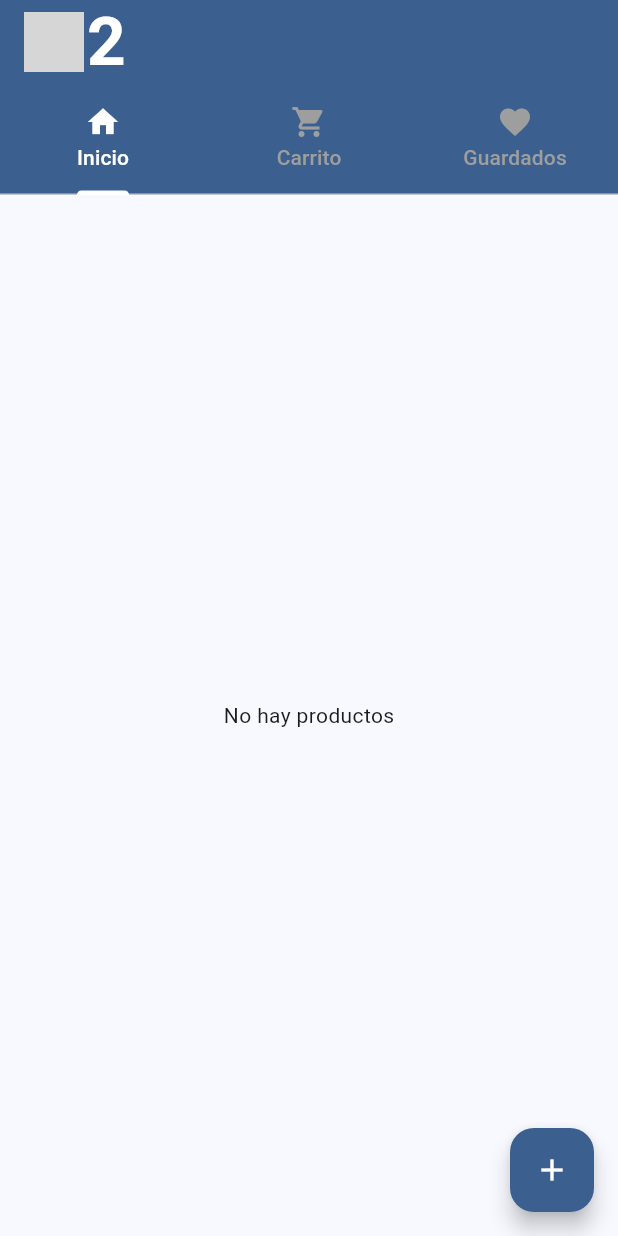
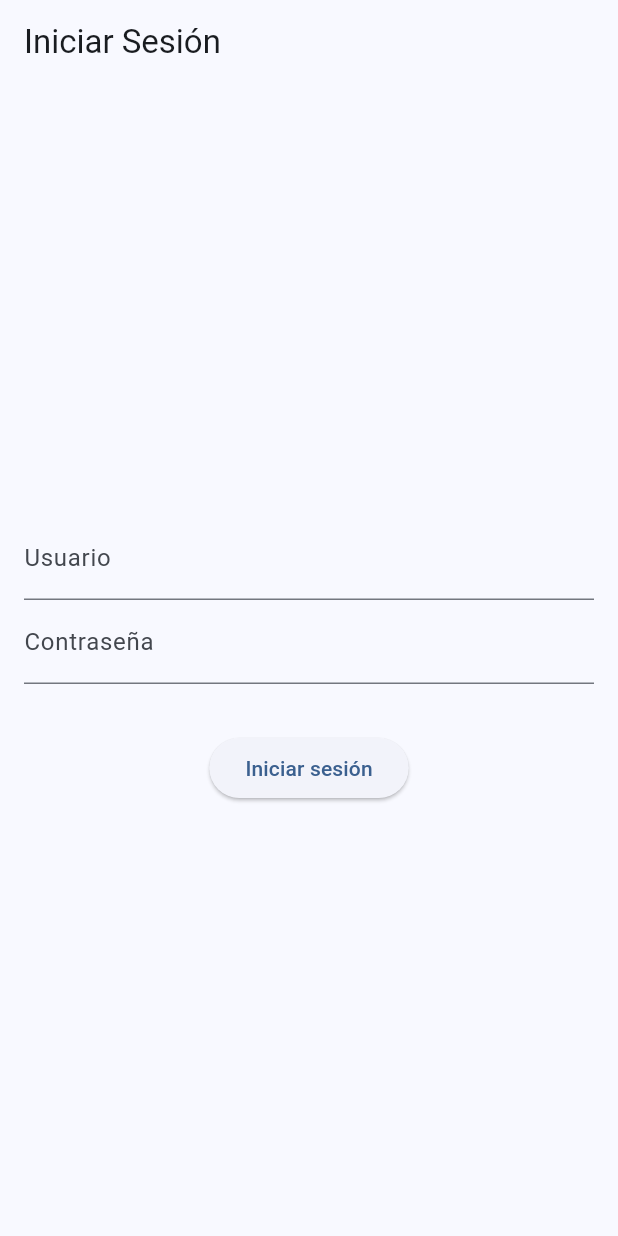
Before and after one commit to saulpena636/tienda_app, a Flutter app: the screen it shows after launch, on a phone screen of 412 x 824 dp. Run offline on Flutter 3.47's test engine with Material 3 defaults, Android fonts, the phone set to English and light mode, and no system bars; accounts and stored records are empty; grey boxes are pictures that could not be loaded.

Commit message:
feat: inicio de sesion funcionando

```diff
--- a/lib/main.dart
+++ b/lib/main.dart
@@ -4,6 +4,7 @@ import 'package:tienda_app/providers/product_providers.dart';
 import 'package:tienda_app/screens/favorites_screen.dart';
 import 'package:tienda_app/screens/cart_screen.dart';
 import 'package:tienda_app/screens/home_screen.dart';
+import 'package:tienda_app/screens/login_screen.dart'; // Asegúrate de tener este archivo
 
 void main() {
   runApp(const MyApp());
@@ -12,21 +13,30 @@ void main() {
 class MyApp extends StatelessWidget {
   const MyApp({super.key});
 
-  // This widget is the root of your application.
   @override
   Widget build(BuildContext context) {
     return MultiProvider(
-      providers: [ChangeNotifierProvider(create: (_) => ProductProviders())],
-      child: MaterialApp(
+      providers: [
+        ChangeNotifierProvider(create: (_) => AuthProvider()),
+        ChangeNotifierProvider(create: (_) => ProductProviders()),
+      ],
+      child: Consumer<AuthProvider>(
+        builder: (context, authProvider, _) {
+          return MaterialApp(
             title: 'Tienda',
             theme: ThemeData(
               colorScheme: ColorScheme.fromSeed(
                 seedColor: Color.fromARGB(0, 77, 160, 255),
-          ), // Azul como base
-          useMaterial3: true, // O false si estás usando Material 2
               ),
-        home: Tienda(),
+              useMaterial3: true,
+            ),
+            home:
+                authProvider.isAuthenticated
+                    ? const Tienda()
+                    : const LoginScreen(),
             debugShowCheckedModeBanner: false,
+          );
+        },
       ),
     );
   }
@@ -63,20 +73,18 @@ class Tienda extends StatelessWidget {
               ),
             ],
           ),
-
-          bottom: TabBar(
+          bottom: const TabBar(
             indicatorColor: Colors.white,
             labelColor: Colors.white,
             unselectedLabelColor: Colors.grey,
-            tabs: <Widget>[
+            tabs: [
               Tab(icon: Icon(Icons.home), text: 'Inicio'),
               Tab(icon: Icon(Icons.shopping_cart), text: 'Carrito'),
               Tab(icon: Icon(Icons.favorite), text: 'Guardados'),
             ],
           ),
         ),
-        body: //HomeScreen(),
-            TabBarView(
+        body: const TabBarView(
           children: [HomeScreen(), CartScreen(), FavoritesScreen()],
         ),
       ),
--- a/lib/models/product_model.dart
+++ b/lib/models/product_model.dart
@@ -40,3 +40,14 @@ class ProductModel {
     return 'Recipe(id: $id, name: $name, precio: $precio, imageLink: $imageLink, description: $description)';
   }
 }
+
+class UserModel {
+  String username;
+  String token;
+
+  UserModel({required this.username, required this.token});
+
+  factory UserModel.fromJson(Map<String, dynamic> json) {
+    return UserModel(username: json['username'], token: json['access_token']);
+  }
+}
--- /dev/null
+++ b/lib/screens/login_screen.dart
@@ -0,0 +1,99 @@
+import 'package:flutter/material.dart';
+import 'package:provider/provider.dart';
+import 'package:tienda_app/main.dart';
+import '../providers/product_providers.dart';
+
+class LoginScreen extends StatefulWidget {
+  const LoginScreen({super.key});
+
+  @override
+  State<LoginScreen> createState() => _LoginScreenState();
+}
+
+class _LoginScreenState extends State<LoginScreen> {
+  final _formKey = GlobalKey<FormState>();
+  String _username = '';
+  String _password = '';
+  bool _isLoading = false;
+  String _errorMessage = '';
+
+  void _submit() async {
+    final isValid = _formKey.currentState?.validate() ?? false;
+    if (!isValid) return;
+
+    setState(() {
+      _isLoading = true;
+      _errorMessage = '';
+    });
+
+    _formKey.currentState?.save();
+    final authProvider = Provider.of<AuthProvider>(context, listen: false);
+
+    final success = await authProvider.login(_username, _password);
+
+    if (success) {
+      Navigator.pushReplacement(
+        // ignore: use_build_context_synchronously
+        context,
+        MaterialPageRoute(builder: (_) => const Tienda()),
+      );
+    } else {
+      setState(() {
+        _errorMessage = 'Credenciales inválidas';
+        _isLoading = false;
+      });
+    }
+  }
+
+  @override
+  Widget build(BuildContext context) {
+    return Scaffold(
+      appBar: AppBar(title: const Text('Iniciar Sesión')),
+      body: Padding(
+        padding: const EdgeInsets.all(16.0),
+        child: Center(
+          child: Form(
+            key: _formKey,
+            child: Column(
+              mainAxisSize: MainAxisSize.min,
+              children: [
+                TextFormField(
+                  decoration: const InputDecoration(labelText: 'Usuario'),
+                  onSaved: (value) => _username = value!,
+                  validator:
+                      (value) =>
+                          value == null || value.isEmpty
+                              ? 'Ingresa tu usuario'
+                              : null,
+                ),
+                TextFormField(
+                  decoration: const InputDecoration(labelText: 'Contraseña'),
+                  obscureText: true,
+                  onSaved: (value) => _password = value!,
+                  validator:
+                      (value) =>
+                          value == null || value.isEmpty
+                              ? 'Ingresa tu contraseña'
+                              : null,
+                ),
+                const SizedBox(height: 16),
+                if (_errorMessage.isNotEmpty)
+                  Text(
+                    _errorMessage,
+                    style: const TextStyle(color: Colors.red),
+                  ),
+                const SizedBox(height: 16),
+                _isLoading
+                    ? const CircularProgressIndicator()
+                    : ElevatedButton(
+                      onPressed: _submit,
+                      child: const Text('Iniciar sesión'),
+                    ),
+              ],
+            ),
+          ),
+        ),
+      ),
+    );
+  }
+}
```
Also changed, not shown: lib/providers/product_providers.dart (+65 -16 lines), lib/screens/cart_screen.dart (+29 -6 lines), lib/screens/favorites_screen.dart (+21 -4 lines), lib/screens/home_screen.dart (+21 -4 lines), lib/screens/product_details.dart (+15 -0 lines). Lines whose indentation alone changed are shown as unchanged.
